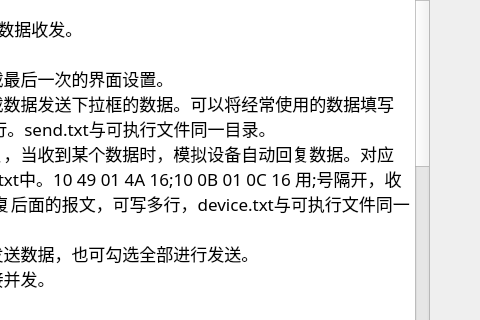
Before: the Qt Designer form form/dialogintroduction.ui in whx110123/nettool, drawn with Qt 5; both pictures show x 231 to 711 and y 130 to 450 of the 711 by 666 pixel window.
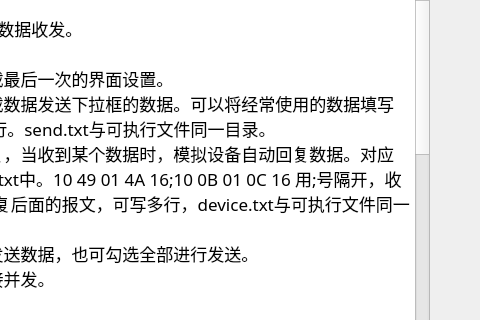
After: the same form once the commit is applied.

Patch:
```diff
--- a/form/dialogintroduction.ui
+++ b/form/dialogintroduction.ui
@@ -111,7 +111,11 @@
 2.104 增加ASDU167(定值召唤等扩展功能)的解析
 
 版本[1.10] 20200608
-1.增加高级功能：报文调试,可以根据收到的报文模拟回复的报文</string>
+1.增加高级功能：报文调试,可以根据收到的报文模拟回复的报文
+
+版本[1.11] 20200610
+1.103 ASDU10增加GDD1为203,即遥脉报文的解析
+2.修改对网络103与104序号管理解析时的格式</string>
      </property>
     </widget>
    </item>
```
